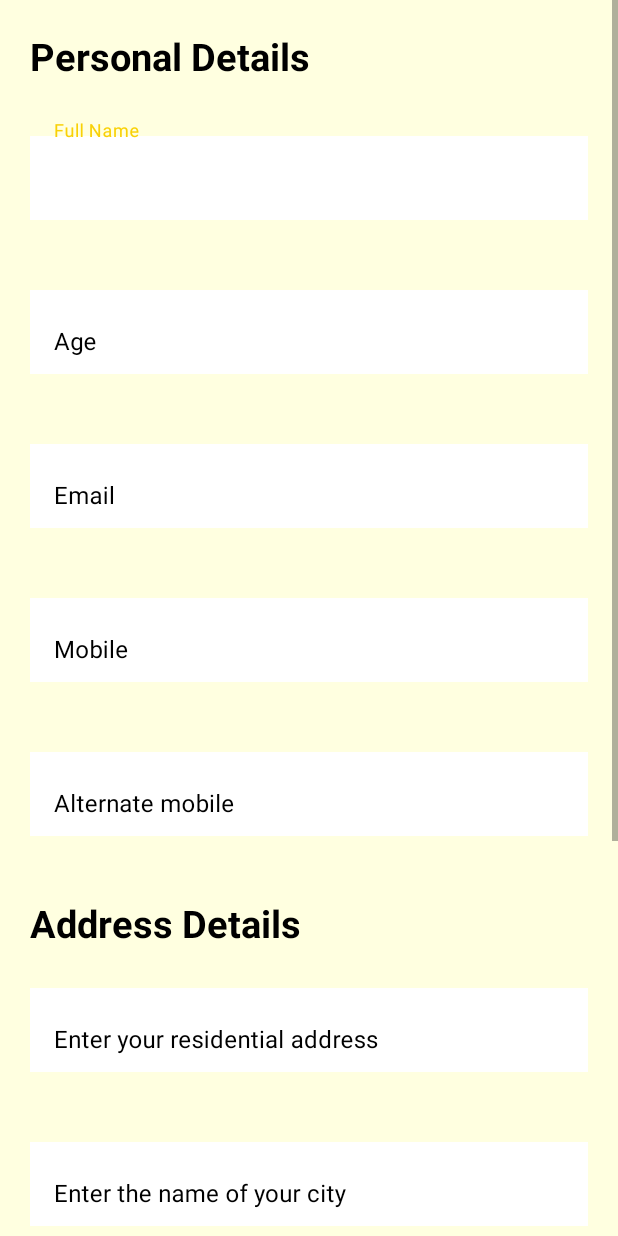
After one commit to aniket-yadav/sbts, an Android app: the RegisterAttendee screen opened directly, with no data from a screen before it, on a phone screen of 412 x 824 dp. The commit adds this screen. Run offline under Robolectric (Android 15) with nearby library versions, the phone set to English and light mode, and no system bars; our stand-ins replace Volley; network calls fail.

Commit message:
add attendee , driver

```diff
--- a/app/src/main/AndroidManifest.xml
+++ b/app/src/main/AndroidManifest.xml
@@ -26,6 +26,9 @@
         android:roundIcon="@mipmap/ic_launcher_round"
         android:supportsRtl="true"
         android:theme="@style/Theme.SBTS">
+        <activity
+            android:name=".activities.RegisterAttendee"
+            android:exported="false" />
         <activity
             android:name=".activities.RegisterDriver"
             android:exported="false" />
--- /dev/null
+++ b/app/src/main/java/com/app/sbts/activities/RegisterAttendee.java
@@ -0,0 +1,64 @@
+package com.app.sbts.activities;
+
+import androidx.appcompat.app.AppCompatActivity;
+
+import android.os.Bundle;
+import android.widget.Toast;
+
+import com.android.volley.Request;
+import com.android.volley.toolbox.StringRequest;
+import com.app.sbts.R;
+import com.app.sbts.classes.SingletonClass;
+import com.app.sbts.databinding.ActivityRegisterAttendeeBinding;
+
+import java.util.HashMap;
+import java.util.Map;
+import java.util.Objects;
+
+public class RegisterAttendee extends AppCompatActivity {
+
+    ActivityRegisterAttendeeBinding binding;
+    @Override
+    protected void onCreate(Bundle savedInstanceState) {
+        super.onCreate(savedInstanceState);
+        binding = ActivityRegisterAttendeeBinding.inflate(getLayoutInflater());
+        setContentView(binding.getRoot());
+        binding.registerSubmit.setOnClickListener(v -> upload());
+
+    }
+    private void upload() {
+
+        String registerDriver = getString(R.string.Attendee_Registration_URL);
+
+        StringRequest request = new StringRequest(Request.Method.POST, registerDriver, response -> Toast.makeText(getApplicationContext(),response,Toast.LENGTH_LONG).show(), error -> {
+            Toast.makeText(getApplicationContext(),error.toString(),Toast.LENGTH_LONG).show();
+        }) {
+
+            @Override
+            protected Map<String, String> getParams() {
+
+                Map<String, String> params = new HashMap<>();
+                params.put("Full_Name", Objects.requireNonNull(binding.registerFullName.getText()).toString().trim());
+                params.put("Age", Objects.requireNonNull(binding.age.getText()).toString().trim() );
+                params.put("Email", Objects.requireNonNull(binding.email.getText()).toString().trim());
+                params.put("Mobile_No1", Objects.requireNonNull(binding.registerMobile1.getText()).toString().trim());
+                params.put("Mobile_No2", Objects.requireNonNull(binding.registerMobile2.getText()).toString().trim());
+                params.put("Address", Objects.requireNonNull(binding.registerAddress.getText()).toString().trim());
+                params.put("City", Objects.requireNonNull(binding.registerCity.getText()).toString().trim());
+                params.put("Pincode", Objects.requireNonNull(binding.registerPinCode.getText()).toString().trim());
+                params.put("Aadhar_No", Objects.requireNonNull(binding.aadhaar.getText()).toString().trim());
+
+                return params;
+            }
+        };
+
+        SingletonClass.getInstance(getApplicationContext()).addToRequestQueue(request);
+    }
+
+
+    @Override
+    protected void onDestroy() {
+        super.onDestroy();
+        binding = null;
+    }
+}
--- a/app/src/main/java/com/app/sbts/fragments/AttendeeList.java
+++ b/app/src/main/java/com/app/sbts/fragments/AttendeeList.java
@@ -1,5 +1,6 @@
 package com.app.sbts.fragments;
 
+import android.content.Intent;
 import android.os.Bundle;
 
 import androidx.fragment.app.Fragment;
@@ -12,6 +13,7 @@ import android.widget.Toast;
 
 import com.android.volley.toolbox.JsonArrayRequest;
 import com.app.sbts.R;
+import com.app.sbts.activities.RegisterAttendee;
 import com.app.sbts.adaptor.BusAdaptor;
 import com.app.sbts.adaptor.DriverAdaptor;
 import com.app.sbts.classes.SingletonClass;
@@ -41,6 +43,7 @@ public class AttendeeList extends Fragment {
 
         String url = getString(R.string.attendee_list_url);
         loadDriverList(url);
+        binding.addAttendee.setOnClickListener(v -> startActivity(new Intent(requireActivity(), RegisterAttendee.class)));
         return  binding.getRoot();
 
 
--- /dev/null
+++ b/app/src/main/res/layout/activity_register_attendee.xml
@@ -0,0 +1,251 @@
+<?xml version="1.0" encoding="utf-8"?>
+<ScrollView xmlns:android="http://schemas.android.com/apk/res/android"
+    xmlns:app="http://schemas.android.com/apk/res-auto"
+    xmlns:tools="http://schemas.android.com/tools"
+    android:layout_width="match_parent"
+    android:layout_height="match_parent"
+    android:clickable="true"
+    android:background="@color/light_yellow"
+    android:focusableInTouchMode="true"
+    android:focusable="true"
+    tools:context=".activities.RegisterAttendee">
+
+
+    <androidx.appcompat.widget.LinearLayoutCompat
+        android:layout_width="match_parent"
+        android:layout_height="wrap_content"
+        android:layout_margin="20dp"
+        android:orientation="vertical">
+
+        <com.google.android.material.textview.MaterialTextView
+            android:layout_width="wrap_content"
+            android:layout_height="wrap_content"
+            android:text="@string/personal_details"
+            android:textColor="@color/black"
+            android:textSize="25sp"
+            android:textStyle="bold" />
+
+        <com.google.android.material.textfield.TextInputLayout
+            android:id="@+id/register_full_name_layout"
+            android:layout_width="match_parent"
+            android:layout_height="wrap_content"
+            android:layout_marginTop="25dp"
+            android:hint="@string/full_name"
+            android:textColorHint="@color/black"
+            app:boxBackgroundMode="none"
+            app:errorEnabled="true"
+            app:hintEnabled="true">
+
+            <com.google.android.material.textfield.TextInputEditText
+                android:id="@+id/register_full_name"
+                android:layout_width="match_parent"
+                android:layout_height="wrap_content"
+                android:inputType="text"
+                android:textColor="@color/black"
+                android:background="@color/white"/>
+
+        </com.google.android.material.textfield.TextInputLayout>
+
+        <com.google.android.material.textfield.TextInputLayout
+            android:layout_width="match_parent"
+            android:layout_height="wrap_content"
+            android:layout_marginTop="15dp"
+            android:hint="@string/age"
+            android:textColorHint="@color/black"
+            app:errorEnabled="true"
+            app:boxBackgroundMode="none"
+            app:hintEnabled="true">
+
+            <com.google.android.material.textfield.TextInputEditText
+                android:id="@+id/age"
+                android:layout_width="match_parent"
+                android:layout_height="wrap_content"
+                android:inputType="number"
+                android:background="@color/white"
+                android:textColor="@color/black" />
+
+        </com.google.android.material.textfield.TextInputLayout>
+
+
+
+        <com.google.android.material.textfield.TextInputLayout
+            android:layout_width="match_parent"
+            android:layout_height="wrap_content"
+            android:layout_marginTop="15dp"
+            android:hint="@string/email"
+            android:textColorHint="@color/black"
+            app:errorEnabled="true"
+            app:boxBackgroundMode="none"
+            app:hintEnabled="true">
+
+            <com.google.android.material.textfield.TextInputEditText
+                android:id="@+id/email"
+                android:layout_width="match_parent"
+                android:layout_height="wrap_content"
+                android:inputType="textEmailAddress"
+                android:background="@color/white"
+                android:textColor="@color/black" />
+
+        </com.google.android.material.textfield.TextInputLayout>
+
+
+        <com.google.android.material.textfield.TextInputLayout
+            android:layout_width="match_parent"
+            android:layout_height="wrap_content"
+            android:layout_marginTop="15dp"
+            android:hint="@string/mobile"
+            android:textColorHint="@color/black"
+            app:errorEnabled="true"
+            app:boxBackgroundMode="none"
+            app:hintEnabled="true">
+
+            <com.google.android.material.textfield.TextInputEditText
+                android:id="@+id/register_Mobile1"
+                android:layout_width="match_parent"
+                android:layout_height="wrap_content"
+                android:inputType="number"
+                android:maxLength="10"
+                android:background="@color/white"
+                android:textColor="@color/black" />
+
+        </com.google.android.material.textfield.TextInputLayout>
+        <com.google.android.material.textfield.TextInputLayout
+            android:layout_width="match_parent"
+            android:layout_height="wrap_content"
+            android:layout_marginTop="15dp"
+            android:hint="@string/alternate_mobile"
+            android:textColorHint="@color/black"
+            app:errorEnabled="true"
+            app:boxBackgroundMode="none"
+            app:hintEnabled="true">
+
+            <com.google.android.material.textfield.TextInputEditText
+                android:id="@+id/register_Mobile2"
+                android:layout_width="match_parent"
+                android:layout_height="wrap_content"
+                android:inputType="number"
+                android:maxLength="10"
+                android:background="@color/white"
+                android:textColor="@color/black" />
+
+        </com.google.android.material.textfield.TextInputLayout>
+
+
+
+        <com.google.android.material.textview.MaterialTextView
+            android:layout_width="wrap_content"
+            android:layout_height="wrap_content"
+            android:layout_marginTop="20dp"
+            android:text="@string/address_details"
+            android:textColor="@color/black"
+            android:textSize="25sp"
+            android:textStyle="bold" />
+
+        <com.google.android.material.textfield.TextInputLayout
+            android:layout_width="match_parent"
+            android:layout_height="wrap_content"
+            android:layout_marginTop="15dp"
+            android:hint="@string/residential_address"
+            android:textColorHint="@color/black"
+            app:errorEnabled="true"
+            app:boxBackgroundMode="none"
+            app:hintEnabled="true">
+
+            <com.google.android.material.textfield.TextInputEditText
+                android:id="@+id/register_address"
+                android:layout_width="match_parent"
+                android:layout_height="wrap_content"
+                android:inputType="textMultiLine"
+                android:background="@color/white"
+                android:textColor="@color/black" />
+
+        </com.google.android.material.textfield.TextInputLayout>
+
+        <com.google.android.material.textfield.TextInputLayout
+            android:layout_width="match_parent"
+            android:layout_height="wrap_content"
+            android:layout_marginTop="15dp"
+            android:hint="@string/city"
+            android:textColorHint="@color/black"
+            app:errorEnabled="true"
+            app:boxBackgroundMode="none"
+            app:hintEnabled="true">
+
+            <com.google.android.material.textfield.TextInputEditText
+                android:id="@+id/register_city"
+                android:layout_width="match_parent"
+                android:layout_height="wrap_content"
+                android:inputType="text"
+                android:background="@color/white"
+                android:textColor="@color/black" />
+
+        </com.google.android.material.textfield.TextInputLayout>
+
+        <com.google.android.material.textfield.TextInputLayout
+            android:layout_width="match_parent"
+            android:layout_height="wrap_content"
+            android:layout_marginTop="15dp"
+            android:layout_marginBottom="10dp"
+            android:hint="@string/pin_code"
+            android:textColorHint="@color/black"
+            app:errorEnabled="true"
+            app:boxBackgroundMode="none"
+            app:hintEnabled="true">
+
+            <com.google.android.material.textfield.TextInputEditText
+                android:id="@+id/register_pin_code"
+                android:layout_width="match_parent"
+                android:layout_height="wrap_content"
+                android:inputType="number"
+                android:maxLength="6"
+                android:background="@color/white"
+                android:textColor="@color/black" />
+
+        </com.google.android.material.textfield.TextInputLayout>
+
+        <TextView
+            android:layout_width="wrap_content"
+            android:layout_height="wrap_content"
+            android:text="@string/aadhaar_detail"
+            android:textSize="25sp"
+            android:textStyle="bold" />
+
+        <com.google.android.material.textfield.TextInputLayout
+            android:layout_width="match_parent"
+            android:layout_height="wrap_content"
+            android:layout_marginTop="15dp"
+            android:layout_marginBottom="10dp"
+            android:hint="@string/aadhaar_no"
+            android:textColorHint="@color/black"
+            app:errorEnabled="true"
+            app:boxBackgroundMode="none"
+            app:hintEnabled="true">
+
+
+            <com.google.android.material.textfield.TextInputEditText
+                android:id="@+id/aadhaar"
+                android:layout_width="match_parent"
+                android:layout_height="wrap_content"
+                android:inputType="number"
+                android:background="@color/white"
+                android:textColor="@color/black" />
+
+        </com.google.android.material.textfield.TextInputLayout>
+
+        <com.google.android.material.button.MaterialButton
+            android:id="@+id/register_submit"
+            android:layout_width="wrap_content"
+            android:layout_height="wrap_content"
+            android:layout_gravity="center_horizontal"
+            android:layout_marginTop="15dp"
+            android:layout_marginBottom="50dp"
+            android:background="@drawable/button_layout_2"
+            android:text="@string/submit"
+            android:textSize="17sp"
+            android:textColor="@color/black"
+            android:paddingHorizontal="25dp"
+            android:textStyle="bold" />
+
+    </androidx.appcompat.widget.LinearLayoutCompat>
+
+</ScrollView>
--- a/app/src/main/res/values/strings.xml
+++ b/app/src/main/res/values/strings.xml
@@ -16,6 +16,8 @@
     <string name="Attendee_URL">https://sbts2022.000webhostapp.com/api/attendee.php</string>
     <string name="Upload_Profile_URL">https://sbts2022.000webhostapp.com/api/uploadprofile.php</string>
     <string name="Parent_Registration_URL">https://sbts2022.000webhostapp.com/api/registerParent.php</string>
+    <string name="Attendee_Registration_URL">https://sbts2022.000webhostapp.com/api/registerAttendee.php</string>
+    <string name="Driver_Registration_URL">https://sbts2022.000webhostapp.com/api/registerDriver.php</string>
     <string name="Parent_URL">https://sbts2022.000webhostapp.com/api/parent.php</string>
     <string name="Driver_URL">https://sbts2022.000webhostapp.com/api/driver.php</string>
     <string name="Bus_URL">https://sbts2022.000webhostapp.com/api/busDetails.php</string>
@@ -105,4 +107,12 @@
     <string name="approve">Approve</string>
     <string name="approved">Approved</string>
     <string name="attendee_list">Attendee List</string>
+    <string name="age">Age</string>
+    <string name="full_name">Full Name</string>
+    <string name="email">Email</string>
+    <string name="mobile">Mobile</string>
+    <string name="alternate_mobile">Alternate mobile</string>
+    <string name="aadhaar_detail">Aadhaar Detail</string>
+    <string name="aadhaar_no">Aadhaar no</string>
+    <string name="add_driver">add driver</string>
 </resources>
```
Also changed, not shown: app/src/main/java/com/app/sbts/activities/RegisterDriver.java (added, +66 -0 lines), app/src/main/java/com/app/sbts/fragments/DriverList.java (+9 -0 lines), app/src/main/res/drawable/person_add.xml (added, +10 -0 lines), app/src/main/res/layout/activity_register_driver.xml (added, +251 -0 lines), app/src/main/res/layout/fragment_attendee_list.xml (+11 -0 lines), app/src/main/res/layout/fragment_driver_list.xml (+12 -1 lines).
